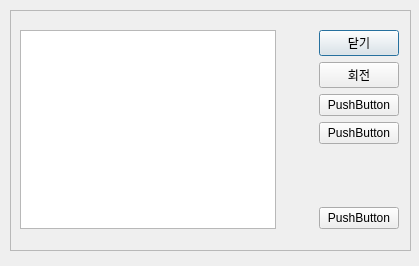
The window that QT/UIPractice/new.ui (leejk91/CPlusPlus_Practice) describes before a commit, drawn with Qt 5.
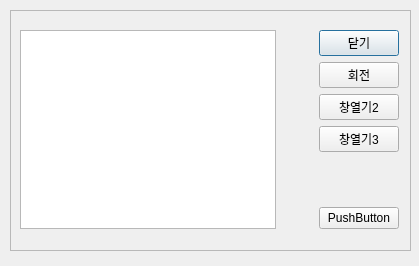
The same window after the commit.

Patch:
```diff
--- a/QT/UIPractice/new.ui
+++ b/QT/UIPractice/new.ui
@@ -28,7 +28,7 @@
    <property name="frameShadow">
     <enum>QFrame::Raised</enum>
    </property>
-   <widget class="QWidget" name="">
+   <widget class="QWidget" name="layoutWidget">
     <property name="geometry">
      <rect>
       <x>10</x>
@@ -76,14 +76,14 @@
        <item>
         <widget class="QPushButton" name="pushButton_3">
          <property name="text">
-          <string>PushButton</string>
+          <string>창열기2</string>
          </property>
         </widget>
        </item>
        <item>
         <widget class="QPushButton" name="pushButton_4">
          <property name="text">
-          <string>PushButton</string>
+          <string>창열기3</string>
          </property>
         </widget>
        </item>
```
